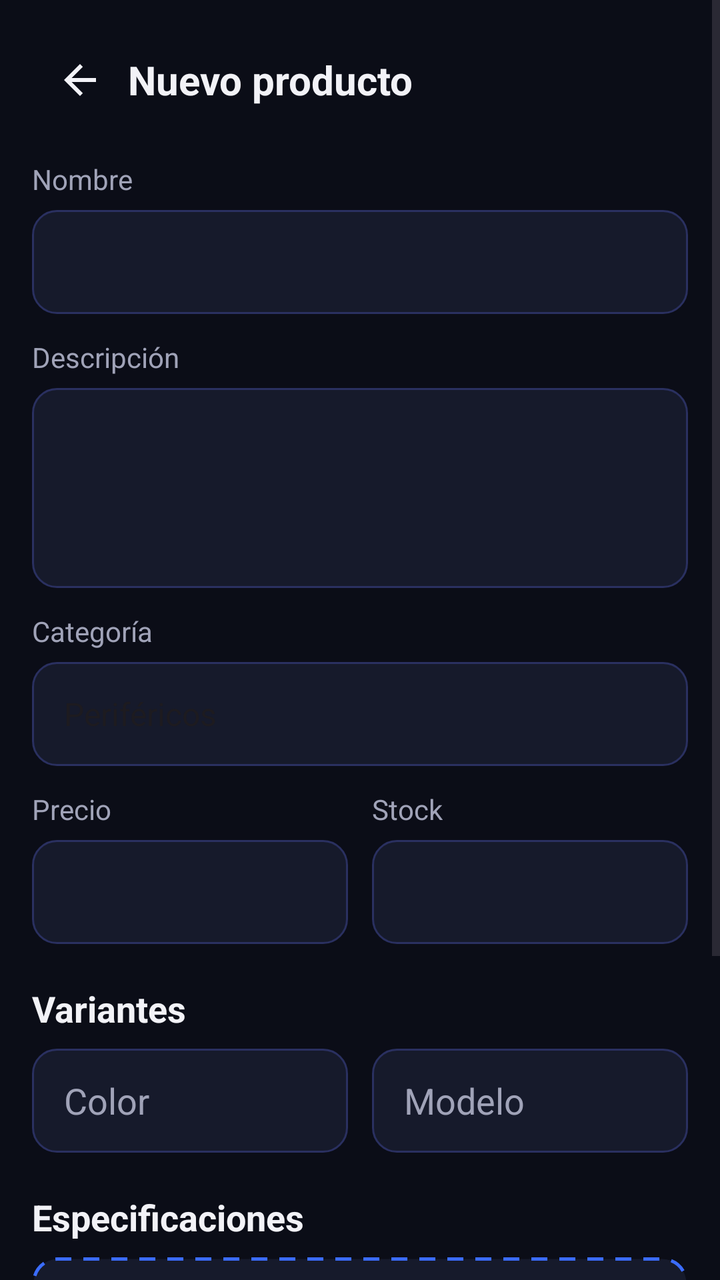
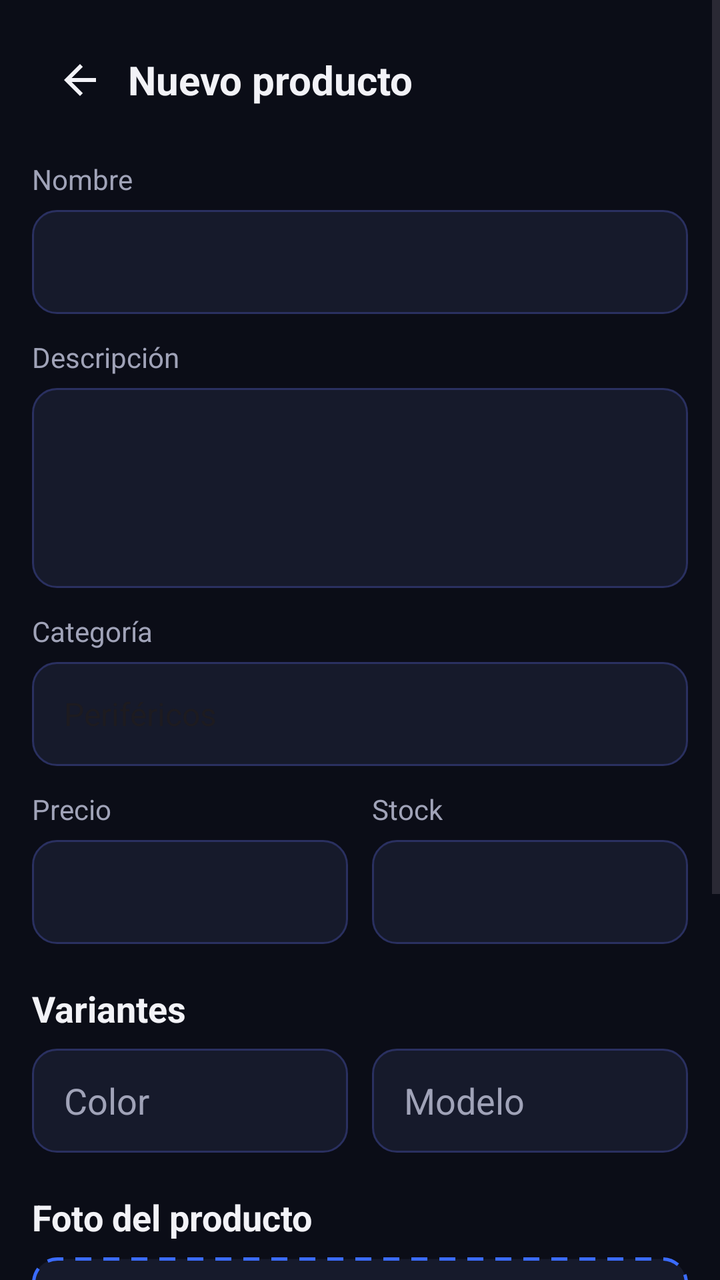

The first picture is an Android layout as it rendered before a commit; the second is the same layout after the commit. The layout source and the unified diff follow.
<!-- AndroidManifest.xml: application theme Theme.BacanoGaming -->
<!-- res/layout/fragment_new_product.xml -->
<?xml version="1.0" encoding="utf-8"?>
<ScrollView xmlns:android="http://schemas.android.com/apk/res/android"
    xmlns:app="http://schemas.android.com/apk/res-auto"
    android:layout_width="match_parent"
    android:layout_height="match_parent"
    android:background="@color/bg_black">

    <LinearLayout
        android:layout_width="match_parent"
        android:layout_height="wrap_content"
        android:orientation="vertical"
        android:padding="16dp">

        <LinearLayout
            android:layout_width="match_parent"
            android:layout_height="wrap_content"
            android:gravity="center_vertical"
            android:orientation="horizontal">

            <ImageView
                android:id="@+id/ivVolverNuevo"
                android:layout_width="48dp"
                android:layout_height="48dp"
                android:contentDescription="@string/detail_back"
                android:padding="12dp"
                android:src="@drawable/ic_back"
                app:tint="@color/text_primary" />

            <TextView
                android:layout_width="wrap_content"
                android:layout_height="wrap_content"
                android:text="@string/newproduct_title"
                android:textColor="@color/text_primary"
                android:textSize="20sp"
                android:textStyle="bold" />
        </LinearLayout>

        <TextView
            android:layout_width="wrap_content"
            android:layout_height="wrap_content"
            android:layout_marginTop="16dp"
            android:text="@string/newproduct_name"
            android:textColor="@color/text_secondary"
            android:textSize="14sp" />

        <EditText
            android:id="@+id/etNombreProducto"
            android:layout_width="match_parent"
            android:layout_height="52dp"
            android:layout_marginTop="6dp"
            android:autofillHints="none"
            android:background="@drawable/bg_input"
            android:inputType="textCapSentences"
            android:paddingHorizontal="16dp"
            android:textColor="@color/text_primary" />

        <TextView
            android:layout_width="wrap_content"
            android:layout_height="wrap_content"
            android:layout_marginTop="12dp"
            android:text="@string/newproduct_description"
            android:textColor="@color/text_secondary"
            android:textSize="14sp" />

        <EditText
            android:id="@+id/etDescripcion"
            android:layout_width="match_parent"
            android:layout_height="100dp"
            android:layout_marginTop="6dp"
            android:autofillHints="none"
            android:background="@drawable/bg_input"
            android:gravity="top"
            android:inputType="textMultiLine|textCapSentences"
            android:padding="16dp"
            android:textColor="@color/text_primary" />

        <TextView
            android:layout_width="wrap_content"
            android:layout_height="wrap_content"
            android:layout_marginTop="12dp"
            android:text="@string/newproduct_category"
            android:textColor="@color/text_secondary"
            android:textSize="14sp" />

        <Spinner
            android:id="@+id/spCategoria"
            android:layout_width="match_parent"
            android:layout_height="52dp"
            android:layout_marginTop="6dp"
            android:background="@drawable/bg_input"
            android:entries="@array/product_categories"
            android:paddingHorizontal="8dp" />

        <LinearLayout
            android:layout_width="match_parent"
            android:layout_height="wrap_content"
            android:layout_marginTop="12dp"
            android:orientation="horizontal">

            <LinearLayout
                android:layout_width="0dp"
                android:layout_height="wrap_content"
                android:layout_marginEnd="6dp"
                android:layout_weight="1"
                android:orientation="vertical">

                <TextView
                    android:layout_width="wrap_content"
                    android:layout_height="wrap_content"
                    android:text="@string/newproduct_price"
                    android:textColor="@color/text_secondary"
                    android:textSize="14sp" />

                <EditText
                    android:id="@+id/etPrecio"
                    android:layout_width="match_parent"
                    android:layout_height="52dp"
                    android:layout_marginTop="6dp"
                    android:autofillHints="none"
                    android:background="@drawable/bg_input"
                    android:inputType="number"
                    android:paddingHorizontal="16dp"
                    android:textColor="@color/text_primary" />
            </LinearLayout>

            <LinearLayout
                android:layout_width="0dp"
                android:layout_height="wrap_content"
                android:layout_marginStart="6dp"
                android:layout_weight="1"
                android:orientation="vertical">

                <TextView
                    android:layout_width="wrap_content"
                    android:layout_height="wrap_content"
                    android:text="@string/newproduct_stock"
                    android:textColor="@color/text_secondary"
                    android:textSize="14sp" />

                <EditText
                    android:id="@+id/etStock"
                    android:layout_width="match_parent"
                    android:layout_height="52dp"
                    android:layout_marginTop="6dp"
                    android:autofillHints="none"
                    android:background="@drawable/bg_input"
                    android:inputType="number"
                    android:paddingHorizontal="16dp"
                    android:textColor="@color/text_primary" />
            </LinearLayout>
        </LinearLayout>

        <TextView
            android:layout_width="wrap_content"
            android:layout_height="wrap_content"
            android:layout_marginTop="20dp"
            android:text="@string/newproduct_variants"
            android:textColor="@color/text_primary"
            android:textSize="18sp"
            android:textStyle="bold" />

        <LinearLayout
            android:layout_width="match_parent"
            android:layout_height="wrap_content"
            android:layout_marginTop="8dp"
            android:orientation="horizontal">

            <EditText
                android:id="@+id/etColor"
                android:layout_width="0dp"
                android:layout_height="52dp"
                android:layout_marginEnd="6dp"
                android:layout_weight="1"
                android:autofillHints="none"
                android:background="@drawable/bg_input"
                android:hint="@string/newproduct_color"
                android:inputType="text"
                android:paddingHorizontal="16dp"
                android:textColor="@color/text_primary"
                android:textColorHint="@color/text_secondary" />

            <EditText
                android:id="@+id/etModelo"
                android:layout_width="0dp"
                android:layout_height="52dp"
                android:layout_marginStart="6dp"
                android:layout_weight="1"
                android:autofillHints="none"
                android:background="@drawable/bg_input"
                android:hint="@string/newproduct_model"
                android:inputType="text"
                android:paddingHorizontal="16dp"
                android:textColor="@color/text_primary"
                android:textColorHint="@color/text_secondary" />
        </LinearLayout>

        <TextView
            android:layout_width="wrap_content"
            android:layout_height="wrap_content"
            android:layout_marginTop="20dp"
            android:text="@string/newproduct_specs"
            android:textColor="@color/text_primary"
            android:textSize="18sp"
            android:textStyle="bold" />

        <LinearLayout
            android:id="@+id/zonaSubirFoto"
            android:layout_width="match_parent"
            android:layout_height="120dp"
            android:layout_marginTop="8dp"
            android:background="@drawable/bg_upload"
            android:gravity="center"
            android:orientation="vertical">

            <ImageView
                android:layout_width="32dp"
                android:layout_height="32dp"
                android:contentDescription="@string/desc_upload_photo"
                android:src="@drawable/ic_add"
                app:tint="@color/primary_blue" />

            <TextView
                android:layout_width="wrap_content"
                android:layout_height="wrap_content"
                android:layout_marginTop="4dp"
                android:text="@string/newproduct_upload"
                android:textColor="@color/text_secondary"
                android:textSize="14sp" />
        </LinearLayout>

        <Button
            android:id="@+id/btnPublicar"
            android:layout_width="match_parent"
            android:layout_height="52dp"
            android:layout_marginTop="24dp"
            android:layout_marginBottom="16dp"
            android:background="@drawable/bg_button_gradient"
            android:text="@string/newproduct_publish"
            android:textAllCaps="false"
            android:textColor="@color/white"
            android:textSize="16sp"
            app:backgroundTint="@null" />
    </LinearLayout>
</ScrollView>
<!-- resources referenced by this layout -->
<resources>
  <string-array name="product_categories">
          <item>Periféricos</item>
          <item>Componentes</item>
          <item>Consolas</item>
          <item>Videojuegos</item>
      </string-array>
  <color name="bg_black">#0B0D17</color>
  <color name="primary_blue">#3B6CFF</color>
  <color name="text_primary">#F2F2F7</color>
  <color name="text_secondary">#A0A3B8</color>
  <color name="white">#FFFFFF</color>
  <!-- drawable bg_button_gradient (drawable) -->
  <?xml version="1.0" encoding="utf-8"?>
  <shape xmlns:android="http://schemas.android.com/apk/res/android"
      android:shape="rectangle">
      <gradient
          android:angle="0"
          android:startColor="@color/primary_blue"
          android:endColor="@color/accent_purple" />
      <corners android:radius="12dp" />
  </shape>
  <!-- drawable bg_input (drawable) -->
  <?xml version="1.0" encoding="utf-8"?>
  <shape xmlns:android="http://schemas.android.com/apk/res/android"
      android:shape="rectangle">
      <solid android:color="@color/surface_dark" />
      <stroke
          android:width="1dp"
          android:color="@color/surface_border" />
      <corners android:radius="12dp" />
  </shape>
  <!-- drawable bg_upload (drawable) -->
  <?xml version="1.0" encoding="utf-8"?>
  <shape xmlns:android="http://schemas.android.com/apk/res/android"
      android:shape="rectangle">
      <solid android:color="@color/surface_dark" />
      <stroke
          android:width="1.5dp"
          android:color="@color/primary_blue"
          android:dashWidth="8dp"
          android:dashGap="6dp" />
      <corners android:radius="12dp" />
  </shape>
  <!-- drawable ic_add (drawable) -->
  <vector xmlns:android="http://schemas.android.com/apk/res/android" android:height="24dp" android:tint="#000000" android:viewportHeight="24" android:viewportWidth="24" android:width="24dp">
        
      <path android:fillColor="@android:color/white" android:pathData="M19,13h-6v6h-2v-6H5v-2h6V5h2v6h6v2z"/>
      
  </vector>
  <!-- drawable ic_back (drawable) -->
  <vector xmlns:android="http://schemas.android.com/apk/res/android" android:autoMirrored="true" android:height="24dp" android:tint="#000000" android:viewportHeight="24" android:viewportWidth="24" android:width="24dp">
        
      <path android:fillColor="@android:color/white" android:pathData="M20,11H7.83l5.59,-5.59L12,4l-8,8 8,8 1.41,-1.41L7.83,13H20v-2z"/>
      
  </vector>
  <string name="desc_upload_photo">Subir foto</string>
  <string name="detail_back">Volver</string>
  <string name="newproduct_category">Categoría</string>
  <string name="newproduct_color">Color</string>
  <string name="newproduct_description">Descripción</string>
  <string name="newproduct_model">Modelo</string>
  <string name="newproduct_name">Nombre</string>
  <string name="newproduct_price">Precio</string>
  <string name="newproduct_publish">Publicar</string>
  <string name="newproduct_specs">Especificaciones</string>
  <string name="newproduct_stock">Stock</string>
  <string name="newproduct_title">Nuevo producto</string>
  <string name="newproduct_upload">Agregar fotos</string>
  <string name="newproduct_variants">Variantes</string>
  <style name="Theme.BacanoGaming" parent="Base.Theme.BacanoGaming" />
  <color name="accent_purple">#7B4DFF</color>
  <color name="surface_dark">#161A2B</color>
  <color name="surface_border">#2A3060</color>
  <!-- unchanged entries left out for length: 1 -->
</resources>

<!-- the commit's change to res/layout/fragment_new_product.xml (unified diff, before → after) -->
@@ -27,6 +27,7 @@
                 app:tint="@color/text_primary" />
 
             <TextView
+                android:id="@+id/tvTituloProducto"
                 android:layout_width="wrap_content"
                 android:layout_height="wrap_content"
                 android:text="@string/newproduct_title"
@@ -198,35 +199,50 @@
             android:layout_width="wrap_content"
             android:layout_height="wrap_content"
             android:layout_marginTop="20dp"
-            android:text="@string/newproduct_specs"
+            android:text="@string/product_photo_title"
             android:textColor="@color/text_primary"
             android:textSize="18sp"
             android:textStyle="bold" />
 
-        <LinearLayout
+        <FrameLayout
             android:id="@+id/zonaSubirFoto"
             android:layout_width="match_parent"
-            android:layout_height="120dp"
+            android:layout_height="180dp"
             android:layout_marginTop="8dp"
-            android:background="@drawable/bg_upload"
-            android:gravity="center"
-            android:orientation="vertical">
+            android:background="@drawable/bg_upload">
+
+            <LinearLayout
+                android:id="@+id/llFotoVacia"
+                android:layout_width="match_parent"
+                android:layout_height="match_parent"
+                android:gravity="center"
+                android:orientation="vertical">
+
+                <ImageView
+                    android:layout_width="32dp"
+                    android:layout_height="32dp"
+                    android:contentDescription="@string/desc_upload_photo"
+                    android:src="@drawable/ic_add"
+                    app:tint="@color/primary_blue" />
+
+                <TextView
+                    android:layout_width="wrap_content"
+                    android:layout_height="wrap_content"
+                    android:layout_marginTop="4dp"
+                    android:text="@string/newproduct_upload"
+                    android:textColor="@color/text_secondary"
+                    android:textSize="14sp" />
+            </LinearLayout>
 
             <ImageView
-                android:layout_width="32dp"
-                android:layout_height="32dp"
-                android:contentDescription="@string/desc_upload_photo"
-                android:src="@drawable/ic_add"
-                app:tint="@color/primary_blue" />
-
-            <TextView
-                android:layout_width="wrap_content"
-                android:layout_height="wrap_content"
-                android:layout_marginTop="4dp"
-                android:text="@string/newproduct_upload"
-                android:textColor="@color/text_secondary"
-                android:textSize="14sp" />
-        </LinearLayout>
+                android:id="@+id/ivFotoProducto"
+                android:layout_width="match_parent"
+                android:layout_height="match_parent"
+                android:contentDescription="@string/desc_product_image"
+                android:padding="4dp"
+                android:scaleType="centerCrop"
+                android:visibility="gone" />
+        </FrameLayout>
 
         <Button
             android:id="@+id/btnPublicar"
<!-- resource entries referenced after the edit -->
@@ -55,6 +55,7 @@
       <path android:fillColor="@android:color/white" android:pathData="M20,11H7.83l5.59,-5.59L12,4l-8,8 8,8 1.41,-1.41L7.83,13H20v-2z"/>
       
   </vector>
+  <string name="desc_product_image">Imagen del producto</string>
   <string name="desc_upload_photo">Subir foto</string>
   <string name="detail_back">Volver</string>
   <string name="newproduct_category">Categoría</string>
@@ -64,11 +65,11 @@
   <string name="newproduct_name">Nombre</string>
   <string name="newproduct_price">Precio</string>
   <string name="newproduct_publish">Publicar</string>
-  <string name="newproduct_specs">Especificaciones</string>
   <string name="newproduct_stock">Stock</string>
   <string name="newproduct_title">Nuevo producto</string>
   <string name="newproduct_upload">Agregar fotos</string>
   <string name="newproduct_variants">Variantes</string>
+  <string name="product_photo_title">Foto del producto</string>
   <style name="Theme.BacanoGaming" parent="Base.Theme.BacanoGaming" />
   <color name="accent_purple">#7B4DFF</color>
   <color name="surface_dark">#161A2B</color>
